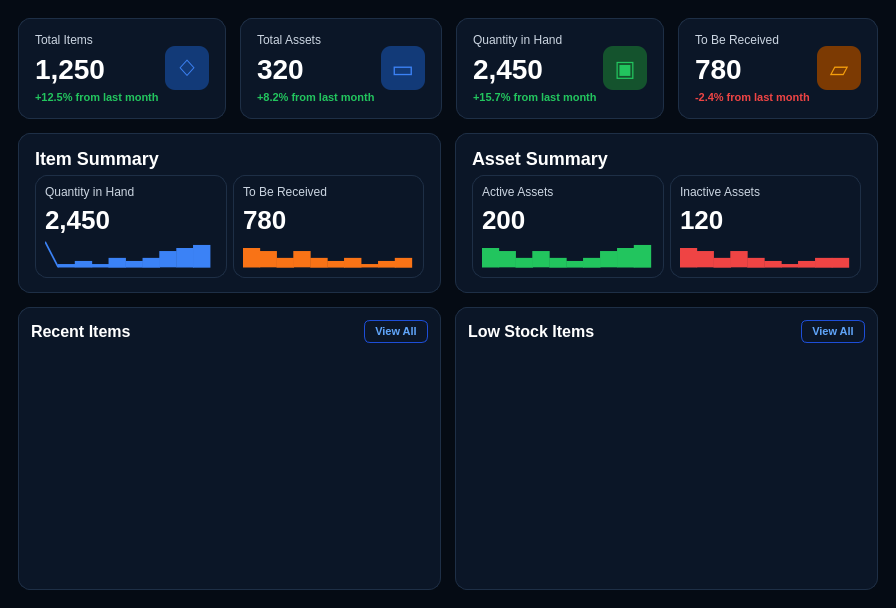
First picture: the form in InventoryQtApp/DashboardPage.ui, repository Felipeact/InventoryQtApp, before the edit.
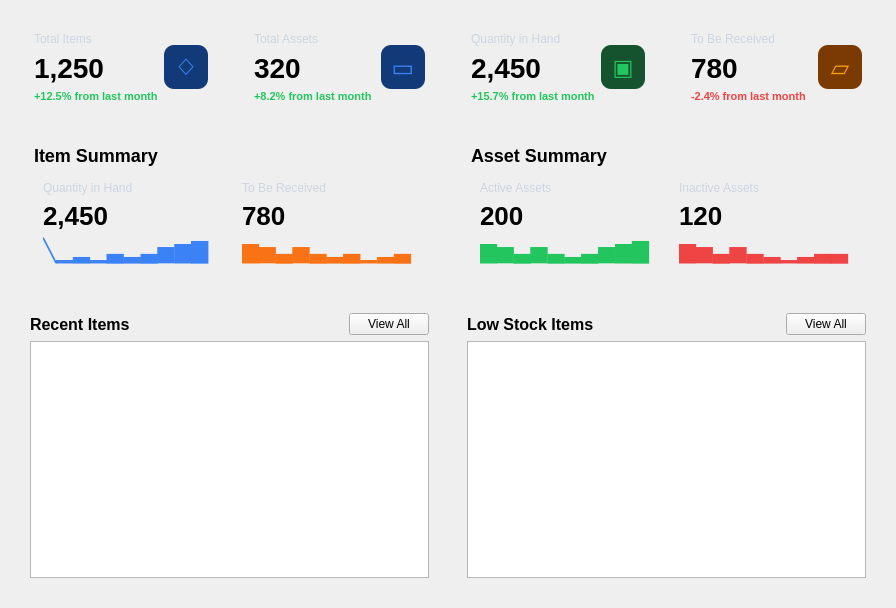
Second picture: the form after the edit.

Patch:
```diff
--- a/InventoryQtApp/DashboardPage.ui
+++ b/InventoryQtApp/DashboardPage.ui
@@ -11,64 +11,7 @@
    </rect>
   </property>
   <property name="styleSheet">
-   <string notr="true">
-				QWidget#DashboardPageClass {
-				background-color: #050B14;
-				}
-
-				QFrame {
-				background-color: #0B1627;
-				border: 1px solid #1E2F46;
-				border-radius: 12px;
-				}
-
-				QLabel {
-				color: #FFFFFF;
-				background: transparent;
-				border: none;
-				}
-
-				QLabel[class=&quot;muted&quot;] {
-				color: #94A3B8;
-				}
-
-				QTableWidget {
-				background-color: transparent;
-				border: none;
-				color: #CBD5E1;
-				gridline-color: #1E2F46;
-				selection-background-color: #1D4ED8;
-				selection-color: white;
-				}
-
-				QHeaderView::section {
-				background-color: transparent;
-				color: #94A3B8;
-				border: none;
-				border-bottom: 1px solid #1E2F46;
-				padding: 8px;
-				font-weight: 600;
-				}
-
-				QTableWidget::item {
-				border-bottom: 1px solid #132238;
-				padding: 8px;
-				}
-
-				QPushButton {
-				background-color: transparent;
-				color: #60A5FA;
-				border: 1px solid #1D4ED8;
-				border-radius: 6px;
-				padding: 4px 10px;
-				font-size: 11px;
-				font-weight: 600;
-				}
-
-				QPushButton:hover {
-				background-color: #10284A;
-				}
-			</string>
+			<string notr="true"/>
   </property>
   <layout class="QVBoxLayout" name="mainLayout">
    <property name="spacing">
```
Lines whose indentation alone changed are shown as unchanged.
